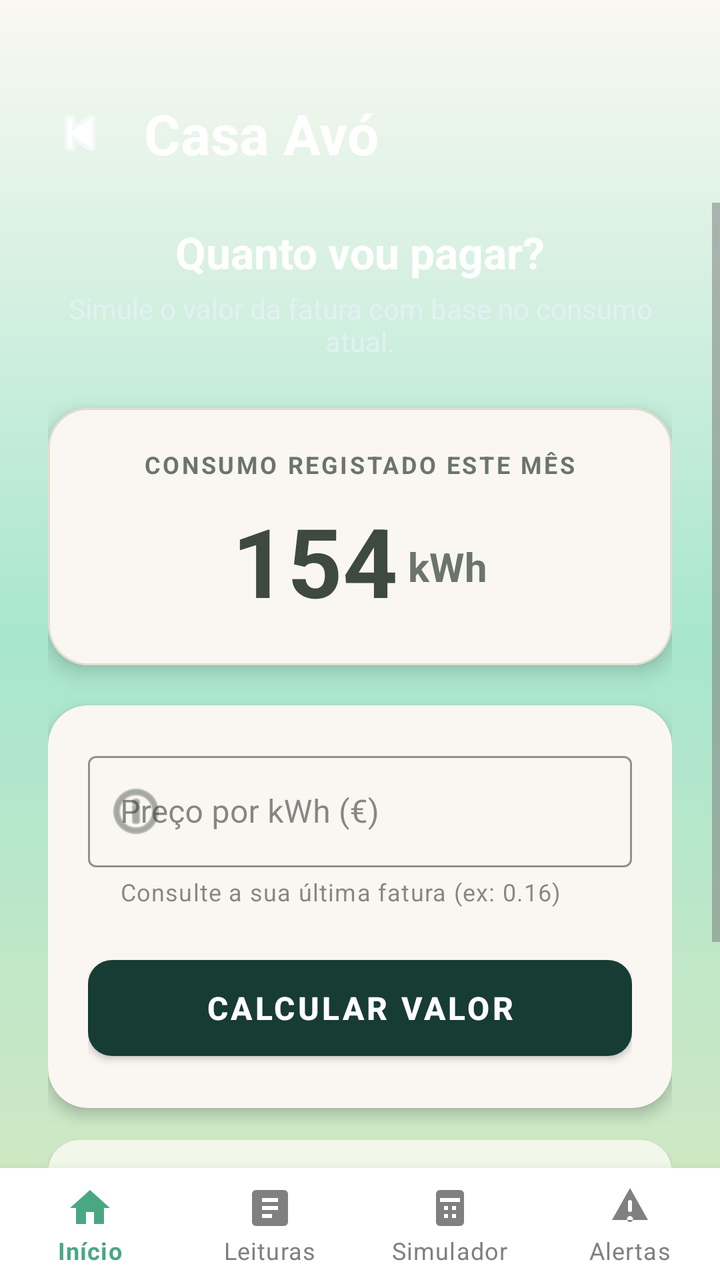
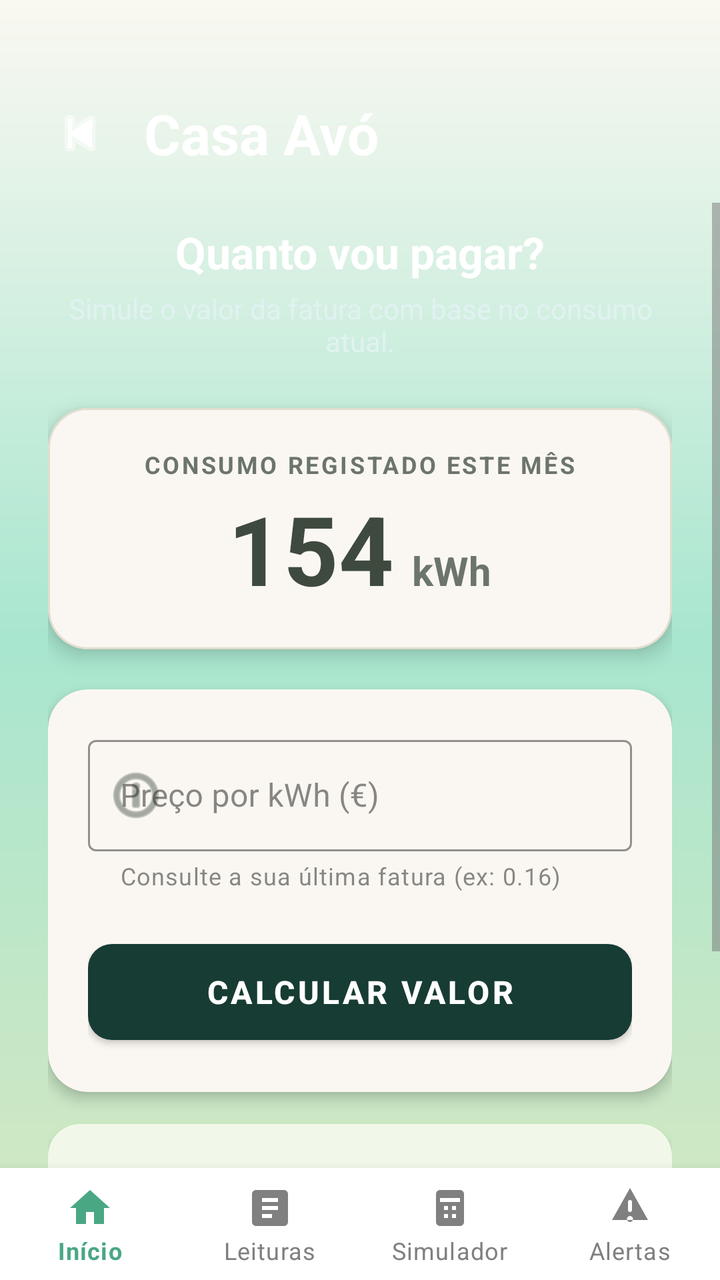

An Android layout rendered at two revisions. The XML below is the earlier revision; the diff shows what the commit changed to produce the second picture.
<!-- AndroidManifest.xml: application theme Theme.EcoTrack -->
<!-- res/layout/activity_calculadora_custos.xml -->
<?xml version="1.0" encoding="utf-8"?>
<androidx.constraintlayout.widget.ConstraintLayout xmlns:android="http://schemas.android.com/apk/res/android"
    xmlns:app="http://schemas.android.com/apk/res-auto"
    xmlns:tools="http://schemas.android.com/tools"
    android:layout_width="match_parent"
    android:layout_height="match_parent"
    android:background="@drawable/gradient_verde"
    tools:context=".CalculadoraCustos">

    
    <androidx.constraintlayout.widget.ConstraintLayout
        android:id="@+id/headerCasaCalculadora"
        android:layout_width="match_parent"
        android:layout_height="wrap_content"
        android:paddingHorizontal="24dp"
        android:paddingTop="48dp"
        android:paddingBottom="16dp"
        app:layout_constraintTop_toTopOf="parent"
        app:layout_constraintStart_toStartOf="parent"
        app:layout_constraintEnd_toEndOf="parent">

        
        <ImageView
            android:id="@+id/btnBackArrow"
            android:layout_width="32dp"
            android:layout_height="32dp"
            android:src="@android:drawable/ic_media_previous"
            app:tint="#FFFFFF"
            android:contentDescription="Voltar"
            app:layout_constraintStart_toStartOf="parent"
            app:layout_constraintTop_toTopOf="@id/tvNomeCasaCalculadora"
            app:layout_constraintBottom_toBottomOf="@id/tvNomeCasaCalculadora" />

        
        <TextView
            android:id="@+id/tvLabelCategoria"
            android:layout_width="wrap_content"
            android:layout_height="wrap_content"
            android:text="SIMULADOR DE FATURA"
            android:textSize="12sp"
            android:textColor="#CCFFFFFF"
            android:letterSpacing="0.1"
            android:textStyle="bold"
            android:layout_marginBottom="4dp"
            android:layout_marginStart="16dp"
            app:layout_constraintStart_toEndOf="@id/btnBackArrow"
            app:layout_constraintBottom_toTopOf="@id/tvNomeCasaCalculadora" />

        
        <TextView
            android:id="@+id/tvNomeCasaCalculadora"
            android:layout_width="wrap_content"
            android:layout_height="wrap_content"
            android:text="Casa Avó"
            android:textSize="28sp"
            android:textStyle="bold"
            android:textColor="#FFFFFF"
            android:layout_marginStart="16dp"
            app:layout_constraintStart_toEndOf="@id/btnBackArrow"
            app:layout_constraintTop_toTopOf="parent" />

        

    </androidx.constraintlayout.widget.ConstraintLayout>

    
    <ScrollView
        android:id="@+id/scrollSimulador"
        android:layout_width="0dp"
        android:layout_height="0dp"
        android:fillViewport="true"
        android:clipToPadding="false"
        android:paddingBottom="20dp"
        app:layout_constraintTop_toBottomOf="@id/headerCasaCalculadora"
        app:layout_constraintBottom_toTopOf="@id/bottomNavigation"
        app:layout_constraintStart_toStartOf="parent"
        app:layout_constraintEnd_toEndOf="parent">

        <LinearLayout
            android:layout_width="match_parent"
            android:layout_height="wrap_content"
            android:orientation="vertical"
            android:paddingHorizontal="24dp"
            android:paddingTop="10dp"
            android:gravity="center_horizontal">

            <TextView
                android:layout_width="wrap_content"
                android:layout_height="wrap_content"
                android:text="Quanto vou pagar?"
                android:textSize="22sp"
                android:textStyle="bold"
                android:textColor="#FFFFFF"
                android:layout_marginBottom="4dp"/>

            <TextView
                android:layout_width="wrap_content"
                android:layout_height="wrap_content"
                android:text="Simule o valor da fatura com base no consumo atual."
                android:textSize="14sp"
                android:textColor="#E0F2F1"
                android:textAlignment="center"
                android:layout_marginBottom="24dp"/>

            
            <com.google.android.material.card.MaterialCardView
                android:layout_width="match_parent"
                android:layout_height="wrap_content"
                app:cardCornerRadius="20dp"
                app:cardElevation="6dp"
                app:strokeColor="@color/cardStroke"
                app:strokeWidth="1dp"
                android:layout_marginBottom="20dp">

                <LinearLayout
                    android:layout_width="match_parent"
                    android:layout_height="wrap_content"
                    android:orientation="vertical"
                    android:padding="20dp"
                    android:gravity="center">

                    <TextView
                        android:layout_width="wrap_content"
                        android:layout_height="wrap_content"
                        android:text="CONSUMO REGISTADO ESTE MÊS"
                        android:textSize="12sp"
                        android:letterSpacing="0.1"
                        android:textStyle="bold"
                        android:textColor="@color/oliveTextSoft"/>

                    <LinearLayout
                        android:layout_width="wrap_content"
                        android:layout_height="wrap_content"
                        android:orientation="horizontal"
                        android:gravity="bottom"
                        android:layout_marginTop="8dp">

                        <TextView
                            android:id="@+id/tvConsumoAtual"
                            android:layout_width="wrap_content"
                            android:layout_height="wrap_content"
                            android:text="154"
                            android:textSize="48sp"
                            android:textStyle="bold"
                            android:textColor="@color/oliveText"/>

                        <TextView
                            android:layout_width="wrap_content"
                            android:layout_height="wrap_content"
                            android:text=" kWh"
                            android:textSize="20sp"
                            android:textStyle="bold"
                            android:textColor="@color/oliveTextSoft"
                            android:layout_marginBottom="8dp"/>
                    </LinearLayout>
                </LinearLayout>
            </com.google.android.material.card.MaterialCardView>

            
            <com.google.android.material.card.MaterialCardView
                android:layout_width="match_parent"
                android:layout_height="wrap_content"
                app:cardCornerRadius="20dp"
                app:cardElevation="4dp"
                android:layout_marginBottom="16dp">

                <LinearLayout
                    android:layout_width="match_parent"
                    android:layout_height="wrap_content"
                    android:orientation="vertical"
                    android:padding="20dp">

                    <com.google.android.material.textfield.TextInputLayout
                        android:id="@+id/tilPreco"
                        style="@style/Widget.MaterialComponents.TextInputLayout.OutlinedBox"
                        android:layout_width="match_parent"
                        android:layout_height="wrap_content"
                        android:hint="Preço por kWh (€)"
                        app:helperText="Consulte a sua última fatura (ex: 0.16)"
                        app:boxStrokeColor="@color/green"
                        app:startIconDrawable="@android:drawable/ic_menu_info_details"
                        app:startIconTint="@color/oliveTextSoft">

                        <com.google.android.material.textfield.TextInputEditText
                            android:id="@+id/etPrecoKwh"
                            android:layout_width="match_parent"
                            android:layout_height="wrap_content"
                            android:inputType="numberDecimal" />
                    </com.google.android.material.textfield.TextInputLayout>

                    <com.google.android.material.button.MaterialButton
                        android:id="@+id/btnCalcular"
                        android:layout_width="match_parent"
                        android:layout_height="60dp"
                        android:layout_marginTop="20dp"
                        android:text="Calcular Valor"
                        android:textColor="#FFFFFF"
                        android:textSize="16sp"
                        android:textStyle="bold"
                        app:backgroundTint="@color/onMint"
                        app:cornerRadius="12dp"/>
                </LinearLayout>
            </com.google.android.material.card.MaterialCardView>

            
            <LinearLayout
                android:id="@+id/layoutResultado"
                android:layout_width="match_parent"
                android:layout_height="wrap_content"
                android:orientation="vertical"
                android:gravity="center"
                android:background="@drawable/rounded_white_box"
                android:backgroundTint="#F1F8E9"
                android:padding="20dp"
                android:elevation="2dp"
                android:visibility="visible">

                <TextView
                    android:layout_width="wrap_content"
                    android:layout_height="wrap_content"
                    android:text="Estimativa a Pagar"
                    android:textSize="14sp"
                    android:textAllCaps="true"
                    android:textColor="#558B2F"/>

                <TextView
                    android:id="@+id/tvResultadoEuros"
                    android:layout_width="wrap_content"
                    android:layout_height="wrap_content"
                    android:text="€ --"
                    android:textSize="36sp"
                    android:textStyle="bold"
                    android:textColor="#2E7D32"
                    android:layout_marginTop="4dp"/>

                <TextView
                    android:layout_width="wrap_content"
                    android:layout_height="wrap_content"
                    android:text="*Valor s/ taxas fixas e IVA"
                    android:textSize="12sp"
                    android:textColor="#888888"
                    android:layout_marginTop="8dp"/>
            </LinearLayout>

        </LinearLayout>
    </ScrollView>

    
    <com.google.android.material.bottomnavigation.BottomNavigationView
        android:id="@+id/bottomNavigation"
        android:layout_width="match_parent"
        android:layout_height="wrap_content"
        app:layout_constraintBottom_toBottomOf="parent"
        app:menu="@menu/menu_bottom_nav"
        android:background="@android:color/white"
        app:itemIconTint="@color/selector_bottom_nav"
        app:itemTextColor="@color/selector_bottom_nav"
        app:labelVisibilityMode="labeled"
        app:elevation="8dp"/>

</androidx.constraintlayout.widget.ConstraintLayout>
<!-- resources referenced by this layout -->
<resources>
  <color name="cardStroke">#E2DDCF</color>
  <color name="green">#033705</color>
  <color name="oliveText">#3F4A3E</color>
  <color name="oliveTextSoft">#6C7569</color>
  <color name="onMint">#173C33</color>
  <!-- drawable gradient_verde (drawable) -->
  <shape xmlns:android="http://schemas.android.com/apk/res/android">
      <gradient
          android:startColor="@color/pastel_lightgreen"
          android:centerColor="@color/mint_start"
          android:endColor="@color/pastel_whitewarm"
          android:angle="90" />
  
      <corners android:radius="0dp" />
  </shape>
  <!-- drawable rounded_white_box (drawable) -->
  <shape xmlns:android="http://schemas.android.com/apk/res/android" android:shape="rectangle">
      <solid android:color="#FFFFFF"/>
      <corners android:radius="16dp"/>
      <padding android:left="12dp" android:top="12dp" android:right="12dp" android:bottom="12dp"/>
  </shape>
  <style name="Theme.EcoTrack" parent="Theme.MaterialComponents.Light.NoActionBar">
          
          <item name="colorPrimary">@color/colorPrimary</item>
          <item name="colorOnPrimary">@color/colorOnPrimary</item>
          <item name="colorSecondary">@color/colorSecondary</item>
          <item name="colorOnSecondary">@color/colorOnSecondary</item>
  
          
          <item name="colorOnBackground">@color/background_beige</item>
          <item name="colorSurface">@color/colorSurface</item>
          <item name="colorOnSurface">@color/colorOnSurface</item>
          <item name="android:windowBackground">@color/background_beige</item>
  
          
          <item name="colorPrimaryContainer">@color/colorPrimaryContainer</item>
          <item name="colorOnPrimaryContainer">@color/colorOnPrimaryContainer</item>
          <item name="colorSecondaryContainer">@color/colorSecondaryContainer</item>
          <item name="colorOnSecondaryContainer">@color/colorOnSecondaryContainer</item>
  
          
          <item name="colorError">@color/colorError</item>
          <item name="colorOnError">@color/colorOnError</item>
          <item name="colorErrorContainer">@color/colorErrorContainer</item>
          <item name="colorOnErrorContainer">@color/colorOnErrorContainer</item>
  
          
          <item name="colorOutline">@color/colorOutline</item>
  
          
          <item name="android:textColorPrimary">@color/text_primary</item>
          <item name="android:textColorSecondary">@color/text_secondary</item>
  
          
          <item name="android:statusBarColor">@color/colorPrimary</item>
          <item name="android:navigationBarColor">@color/background_beige</item>
      </style>
  <color name="pastel_lightgreen">#D7E8C1</color>
  <color name="mint_start">#A8E6CF</color>
  <color name="pastel_whitewarm">#FAF8F1</color>
  <color name="colorPrimary">#2E7D5B</color>
  <color name="colorOnPrimary">#FFFFFF</color>
  <color name="colorSecondary">#52644F</color>
  <color name="colorOnSecondary">#FFFFFF</color>
  <color name="background_beige">#FFFDF8</color>
  <color name="colorSurface">#FAF7F2</color>
  <color name="colorOnSurface">#3B3A37</color>
  <color name="colorPrimaryContainer">#BFE3CF</color>
  <color name="colorOnPrimaryContainer">#1A3B2C</color>
  <color name="colorSecondaryContainer">#D5E8D7</color>
  <color name="colorOnSecondaryContainer">#1F352F</color>
  <color name="colorError">#B3261E</color>
  <color name="colorOnError">#FFFFFF</color>
  <color name="colorErrorContainer">#F9DEDC</color>
  <color name="colorOnErrorContainer">#410E0B</color>
  <color name="colorOutline">#D8D2C8</color>
  <color name="text_primary">#2E2E2E</color>
  <color name="text_secondary">#7A7A7A</color>
</resources>

<!-- the commit's change to res/layout/activity_calculadora_custos.xml (unified diff, before → after) -->
@@ -132,7 +132,9 @@
                         android:layout_width="wrap_content"
                         android:layout_height="wrap_content"
                         android:orientation="horizontal"
-                        android:gravity="bottom"
+                        android:baselineAligned="true"
+                        android:clipChildren="false"
+                        android:clipToPadding="false"
                         android:layout_marginTop="8dp">
 
                         <TextView
@@ -142,6 +144,7 @@
                             android:text="154"
                             android:textSize="48sp"
                             android:textStyle="bold"
+                            android:includeFontPadding="false"
                             android:textColor="@color/oliveText"/>
 
                         <TextView
@@ -151,7 +154,7 @@
                             android:textSize="20sp"
                             android:textStyle="bold"
                             android:textColor="@color/oliveTextSoft"
-                            android:layout_marginBottom="8dp"/>
+                            android:layout_marginStart="4dp"/>
                     </LinearLayout>
                 </LinearLayout>
             </com.google.android.material.card.MaterialCardView>
